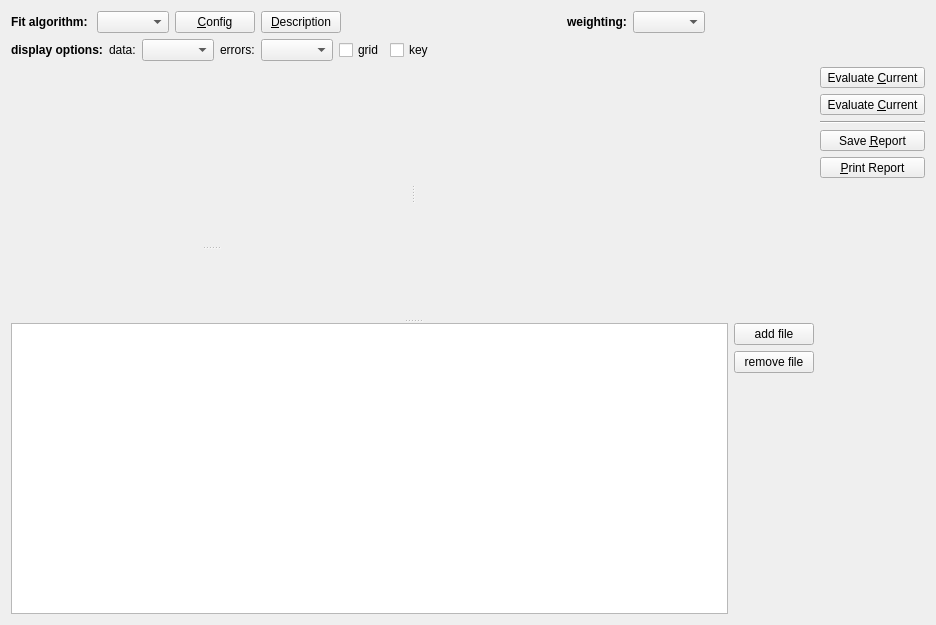
Above: plugins/imfccsfit/qfimfccsfitevaluation_editor.ui from jkriege2/QuickFit3 before the change. Below: the same form after it.
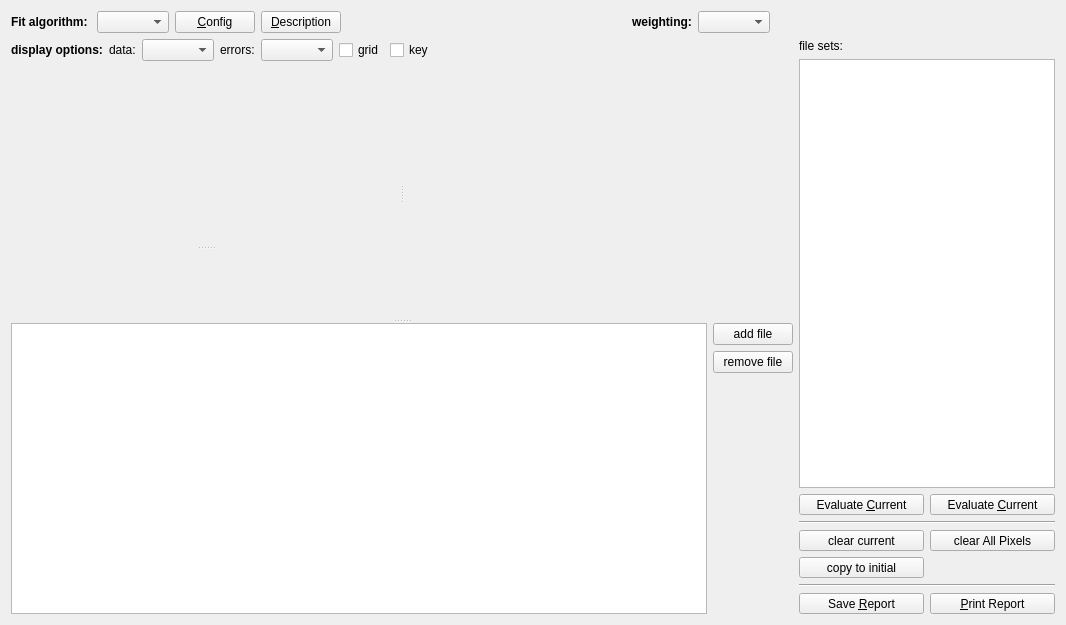
That is the form after the change. Icons and pictures are not drawn. Custom widgets are drawn as their Qt base class.

Commit message: QuickFit3/imFCCSFit:   - added buttons "copy to initial", "reset current", "reset all pixels"   - added list with fitted filesets (guessed filesets still to be implemented!) QuickFit3/qfe_calculator:   - implemented new features of QFMathParser QuickFit3/LIB:   - QFMathParser's qfmpResult may now be of type void (used as return value for function assignments!)

The edit to the form file:
```diff
--- a/plugins/imfccsfit/qfimfccsfitevaluation_editor.ui
+++ b/plugins/imfccsfit/qfimfccsfitevaluation_editor.ui
@@ -6,7 +6,7 @@
    <rect>
     <x>0</x>
     <y>0</y>
-    <width>936</width>
+    <width>1066</width>
     <height>625</height>
    </rect>
   </property>
@@ -14,9 +14,29 @@
    <string>imFCCS Editor</string>
   </property>
   <layout class="QGridLayout" name="gridLayout" columnstretch="1,0">
-   <item row="2" column="1">
-    <layout class="QVBoxLayout" name="verticalLayout">
-     <item>
+   <item row="1" column="1" rowspan="2">
+    <layout class="QGridLayout" name="gridLayout_3">
+     <item row="0" column="0" colspan="2">
+      <widget class="QLabel" name="label_6">
+       <property name="text">
+        <string>file sets:</string>
+       </property>
+      </widget>
+     </item>
+     <item row="1" column="0" colspan="2">
+      <widget class="QListView" name="lstFileSets">
+       <property name="enabled">
+        <bool>true</bool>
+       </property>
+       <property name="maximumSize">
+        <size>
+         <width>350</width>
+         <height>16777215</height>
+        </size>
+       </property>
+      </widget>
+     </item>
+     <item row="2" column="0">
       <widget class="QToolButton" name="btnEvaluateCurrent">
        <property name="sizePolicy">
         <sizepolicy hsizetype="MinimumExpanding" vsizetype="Preferred">
@@ -36,34 +56,14 @@
        </property>
       </widget>
      </item>
-     <item>
-      <widget class="QToolButton" name="btnEvaluateCurrentAllRuns">
-       <property name="sizePolicy">
-        <sizepolicy hsizetype="MinimumExpanding" vsizetype="Preferred">
-         <horstretch>0</horstretch>
-         <verstretch>0</verstretch>
-        </sizepolicy>
-       </property>
-       <property name="text">
-        <string>Evaluate &amp;Current</string>
-       </property>
-       <property name="icon">
-        <iconset>
-         <normaloff>:/imfccs_fit/qfimfccsfitevaluation_evaluate.png</normaloff>:/imfccs_fit/qfimfccsfitevaluation_evaluate.png</iconset>
-       </property>
-       <property name="toolButtonStyle">
-        <enum>Qt::ToolButtonTextBesideIcon</enum>
-       </property>
-      </widget>
-     </item>
-     <item>
+     <item row="6" column="0" colspan="2">
       <widget class="Line" name="line_2">
        <property name="orientation">
         <enum>Qt::Horizontal</enum>
        </property>
       </widget>
      </item>
-     <item>
+     <item row="7" column="0">
       <widget class="QToolButton" name="btnSaveReport">
        <property name="sizePolicy">
         <sizepolicy hsizetype="MinimumExpanding" vsizetype="Preferred">
@@ -83,7 +83,27 @@
        </property>
       </widget>
      </item>
-     <item>
+     <item row="2" column="1">
+      <widget class="QToolButton" name="btnEvaluateCurrentAllRuns">
+       <property name="sizePolicy">
+        <sizepolicy hsizetype="MinimumExpanding" vsizetype="Preferred">
+         <horstretch>0</horstretch>
+         <verstretch>0</verstretch>
+        </sizepolicy>
+       </property>
+       <property name="text">
+        <string>Evaluate &amp;Current</string>
+       </property>
+       <property name="icon">
+        <iconset>
+         <normaloff>:/imfccs_fit/qfimfccsfitevaluation_evaluate.png</normaloff>:/imfccs_fit/qfimfccsfitevaluation_evaluate.png</iconset>
+       </property>
+       <property name="toolButtonStyle">
+        <enum>Qt::ToolButtonTextBesideIcon</enum>
+       </property>
+      </widget>
+     </item>
+     <item row="7" column="1">
       <widget class="QToolButton" name="btnPrintReport">
        <property name="sizePolicy">
         <sizepolicy hsizetype="MinimumExpanding" vsizetype="Preferred">
@@ -103,18 +123,72 @@
        </property>
       </widget>
      </item>
-     <item>
-      <spacer name="verticalSpacer">
+     <item row="4" column="0">
+      <widget class="QToolButton" name="btnClearCurrent">
+       <property name="sizePolicy">
+        <sizepolicy hsizetype="MinimumExpanding" vsizetype="Preferred">
+         <horstretch>0</horstretch>
+         <verstretch>0</verstretch>
+        </sizepolicy>
+       </property>
+       <property name="text">
+        <string>clear current</string>
+       </property>
+       <property name="icon">
+        <iconset>
+         <normaloff>:/imfccs_fit/qfimfccsfitevaluation_evaluate.png</normaloff>:/imfccs_fit/qfimfccsfitevaluation_evaluate.png</iconset>
+       </property>
+       <property name="toolButtonStyle">
+        <enum>Qt::ToolButtonTextBesideIcon</enum>
+       </property>
+      </widget>
+     </item>
+     <item row="3" column="0" colspan="2">
+      <widget class="Line" name="line_3">
        <property name="orientation">
-        <enum>Qt::Vertical</enum>
+        <enum>Qt::Horizontal</enum>
        </property>
-       <property name="sizeHint" stdset="0">
-        <size>
-         <width>20</width>
-         <height>40</height>
-        </size>
+      </widget>
+     </item>
+     <item row="5" column="0">
+      <widget class="QToolButton" name="btnCopyToInitial">
+       <property name="sizePolicy">
+        <sizepolicy hsizetype="MinimumExpanding" vsizetype="Preferred">
+         <horstretch>0</horstretch>
+         <verstretch>0</verstretch>
+        </sizepolicy>
        </property>
-      </spacer>
+       <property name="text">
+        <string>copy to initial</string>
+       </property>
+       <property name="icon">
+        <iconset>
+         <normaloff>:/imfccs_fit/qfimfccsfitevaluation_evaluate.png</normaloff>:/imfccs_fit/qfimfccsfitevaluation_evaluate.png</iconset>
+       </property>
+       <property name="toolButtonStyle">
+        <enum>Qt::ToolButtonTextBesideIcon</enum>
+       </property>
+      </widget>
+     </item>
+     <item row="4" column="1">
+      <widget class="QToolButton" name="btnClearAllPixels">
+       <property name="sizePolicy">
+        <sizepolicy hsizetype="MinimumExpanding" vsizetype="Preferred">
+         <horstretch>0</horstretch>
+         <verstretch>0</verstretch>
+        </sizepolicy>
+       </property>
+       <property name="text">
+        <string>clear All Pixels</string>
+       </property>
+       <property name="icon">
+        <iconset>
+         <normaloff>:/imfccs_fit/qfimfccsfitevaluation_evaluate.png</normaloff>:/imfccs_fit/qfimfccsfitevaluation_evaluate.png</iconset>
+       </property>
+       <property name="toolButtonStyle">
+        <enum>Qt::ToolButtonTextBesideIcon</enum>
+       </property>
+      </widget>
      </item>
     </layout>
    </item>
```
The commit also changes 16 other files.
